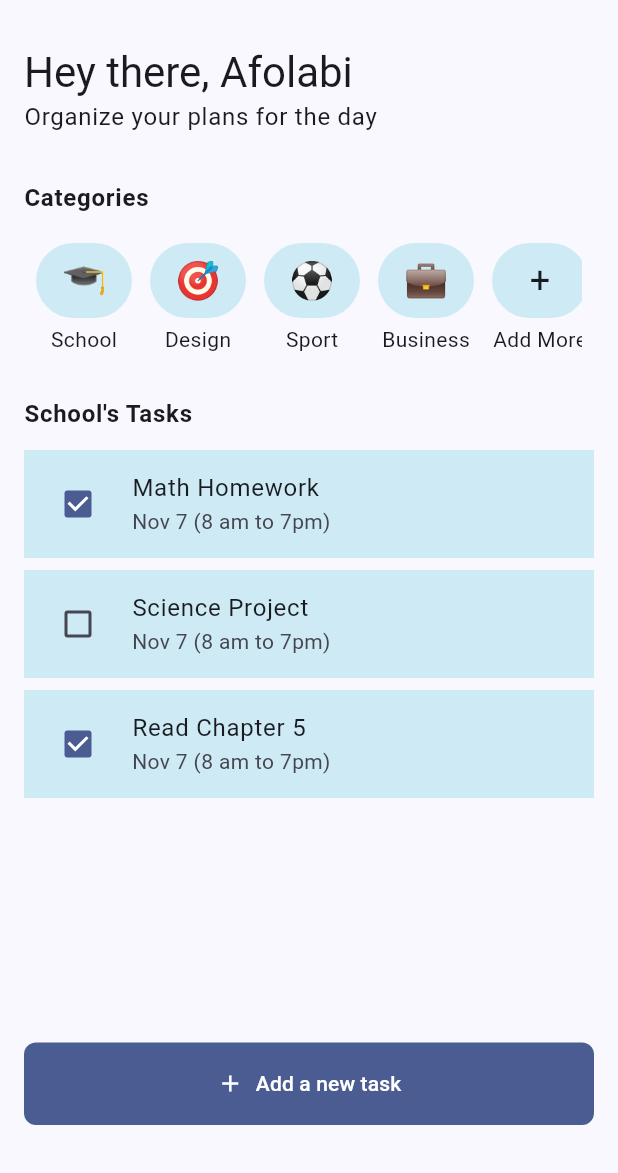
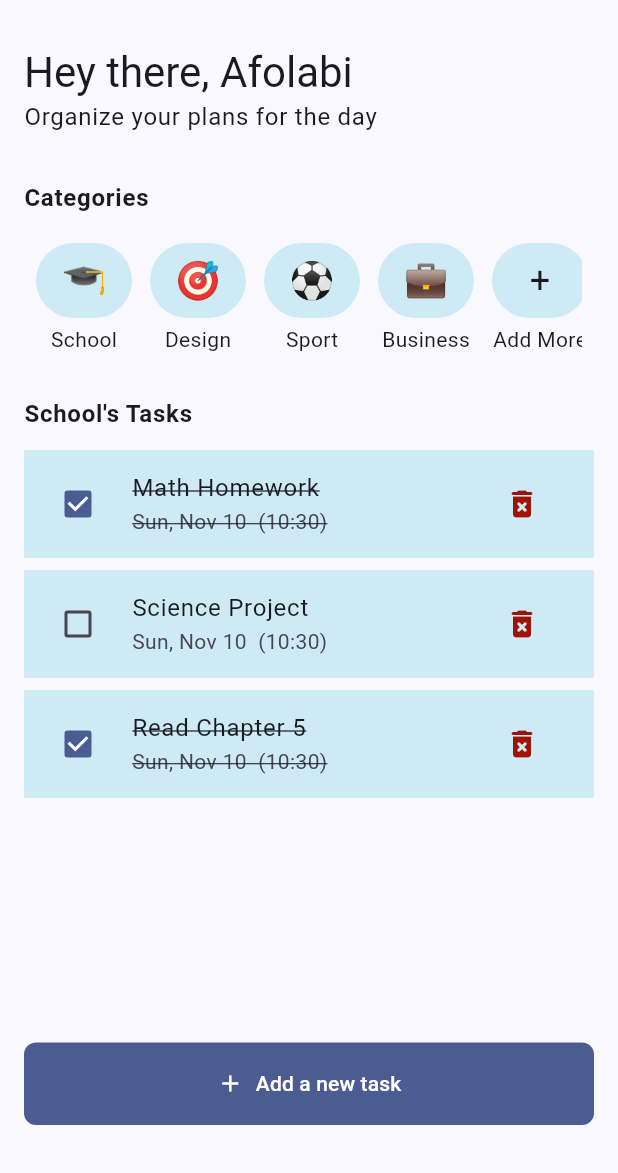
Before and after one commit to Afoojnr/task_manager, a Flutter app: the screen it shows after launch, on a phone screen of 412 x 824 dp, the part 63-1236 px from its top. Run offline on Flutter 3.47's test engine with Material 3 defaults, Android fonts, the phone set to English and light mode, and no system bars.

Commit message:
complete adding task, toggle status, and delete

```diff
--- a/lib/home.dart
+++ b/lib/home.dart
@@ -1,5 +1,6 @@
 import 'package:flutter/material.dart';
 import 'package:task_manager/task_provider.dart';
+import 'package:task_manager/utils.dart';
 import 'package:task_manager/widgets/button.dart';
 import 'package:provider/provider.dart';
 import 'package:task_manager/widgets/dialog.dart';
@@ -47,7 +48,6 @@ class HomePage extends StatelessWidget {
             const SizedBox(
               height: 16,
             ),
-
           ],
         ),
       ),
@@ -151,13 +151,17 @@ class TaskListView extends StatelessWidget {
   @override
   Widget build(BuildContext context) {
     final textTheme = Theme.of(context).textTheme;
-    final currentCategory = context.watch<TaskState>().currentCategory;
-    final currentTasks = context.watch<TaskState>().currentTasks;
+    final taskState = context.watch<TaskState>();
+    final currentCategory = taskState.currentCategory;
+    final currentTasks = taskState.currentTasks;
 
     return Column(
       crossAxisAlignment: CrossAxisAlignment.start,
       children: [
-        Text("$currentCategory's Tasks",
+        Text(
+            currentCategory.isEmpty
+                ? "Please Add Category"
+                : "$currentCategory's Tasks",
             style: textTheme.bodyLarge!.copyWith(fontWeight: FontWeight.w600)),
         const SizedBox(
           height: 12,
@@ -171,6 +175,8 @@ class TaskListView extends StatelessWidget {
                       _TaskListTile(
                         label: task.label,
                         isCompleted: task.isCompleted,
+                        date: task.date,
+                        time: task.time,
                       ),
                       const SizedBox(
                         height: 8,
@@ -218,19 +224,45 @@ class _CustomIconBtn extends StatelessWidget {
 
 // how to extend the Task class created
 class _TaskListTile extends StatelessWidget {
-  const _TaskListTile({required this.label, this.isCompleted = false});
+  const _TaskListTile(
+      {required this.label,
+      this.isCompleted = false,
+      required this.date,
+      required this.time});
   final String label;
   final bool isCompleted;
+  final DateTime? date;
+  final TimeOfDay? time;
   @override
   Widget build(BuildContext context) {
+    final taskState = context.watch<TaskState>();
+
     final colorTheme = Theme.of(context).colorScheme;
     return CheckboxListTile(
       value: isCompleted,
       tileColor: colorTheme.surfaceDim,
-      onChanged: (_) {},
+      secondary: IconButton(
+          onPressed: () {
+            taskState.deletTask(label);
+          },
+          icon: const Icon(
+            Icons.delete_forever_rounded,
+            color: Color.fromARGB(255, 160, 18, 8),
+          )),
+      onChanged: (_) {
+        taskState.toggleTaskStatus(label);
+      },
       controlAffinity: ListTileControlAffinity.leading,
-      title: Text(label),
-      subtitle: const Text("Nov 7 (8 am to 7pm)"),
+      title: Text(
+        label,
+        style: TextStyle(
+            decoration: isCompleted ? TextDecoration.lineThrough : null),
+      ),
+      subtitle: Text(
+        "${formatDate(date ?? DateTime.now())}  (${formatTime(time ?? TimeOfDay.now())})",
+        style: TextStyle(
+            decoration: isCompleted ? TextDecoration.lineThrough : null),
+      ),
     );
   }
 }
--- a/lib/task_provider.dart
+++ b/lib/task_provider.dart
@@ -1,17 +1,19 @@
-import 'package:flutter/foundation.dart';
+import 'package:flutter/material.dart';
 
 class Task {
   String label;
   bool isCompleted;
+  DateTime? date;
+  TimeOfDay? time;
 
-  Task({required this.label, this.isCompleted = false});
+  Task({required this.label, this.date, this.time, this.isCompleted = false});
 }
 
 class Category {
   String icon;
-  List<Task>? tasks;
+  List<Task> tasks;
 
-  Category({required this.icon, this.tasks});
+  Category({required this.icon, required this.tasks});
 }
 
 class TaskState extends ChangeNotifier {
@@ -54,7 +56,7 @@ class TaskState extends ChangeNotifier {
   late String currentCategory;
   late List<Task> currentTasks;
 
-  // Understand this code below better. Initializer class on dart
+  // TODO: Understand this code below better. Initializer class on dart
   TaskState() {
     setCurrentCategory(categories.keys.isNotEmpty ? categories.keys.first : '');
   }
@@ -67,7 +69,32 @@ class TaskState extends ChangeNotifier {
   }
 
   void addCategory({required String category, String icon = "📋"}) {
-    categories[category] = Category(icon: icon);
+    categories[category] = Category(icon: icon, tasks: []);
+    notifyListeners();
+  }
+
+  void addTask(
+      {required String category,
+      required String label,
+      DateTime? date,
+      TimeOfDay? time}) {
+    categories[category]!
+        .tasks
+        .add(Task(label: label, isCompleted: false, date: date, time: time));
+    notifyListeners();
+  }
+
+  void toggleTaskStatus(String label) {
+    for (var task in currentTasks) {
+      if (task.label == label) {
+        task.isCompleted = !task.isCompleted;
+      }
+    }
+    notifyListeners();
+  }
+
+  void deletTask(String label) {
+    currentTasks.removeWhere((task) => task.label == label);
     notifyListeners();
   }
 }
--- /dev/null
+++ b/lib/utils.dart
@@ -0,0 +1,33 @@
+import 'package:flutter/material.dart';
+
+List months = [
+  'Jan',
+  'Feb',
+  'Mar',
+  'Apr',
+  'Aay',
+  'Jun',
+  'Jul',
+  'Aug',
+  'Sep',
+  'Oct',
+  'Nov',
+  'Dec'
+];
+
+List daysOfWeek = ["Mon", "Tue", "Wed", "Thu", "Fri", "Sat", "Sun"];
+
+String formatDate(DateTime date) {
+  return "${daysOfWeek[date.weekday - 1]}, ${months[date.month - 1]} ${date.day}";
+}
+
+String formatTime(TimeOfDay time) {
+  return "${time.hour < 10 ? "0${time.hour}" : time.hour}:${time.minute < 10 ? "0${time.minute}" : time.minute}";
+}
+
+bool isEmoji(String input) {
+  final emojiPattern =
+      RegExp(r"^(?:[\u203C-\u3299\uD83C-\uDBFF\uDC00-\uDFFF]+)$");
+
+  return emojiPattern.hasMatch(input);
+}
```
Also changed, not shown: lib/widgets/dialog.dart (+33 -35 lines).
